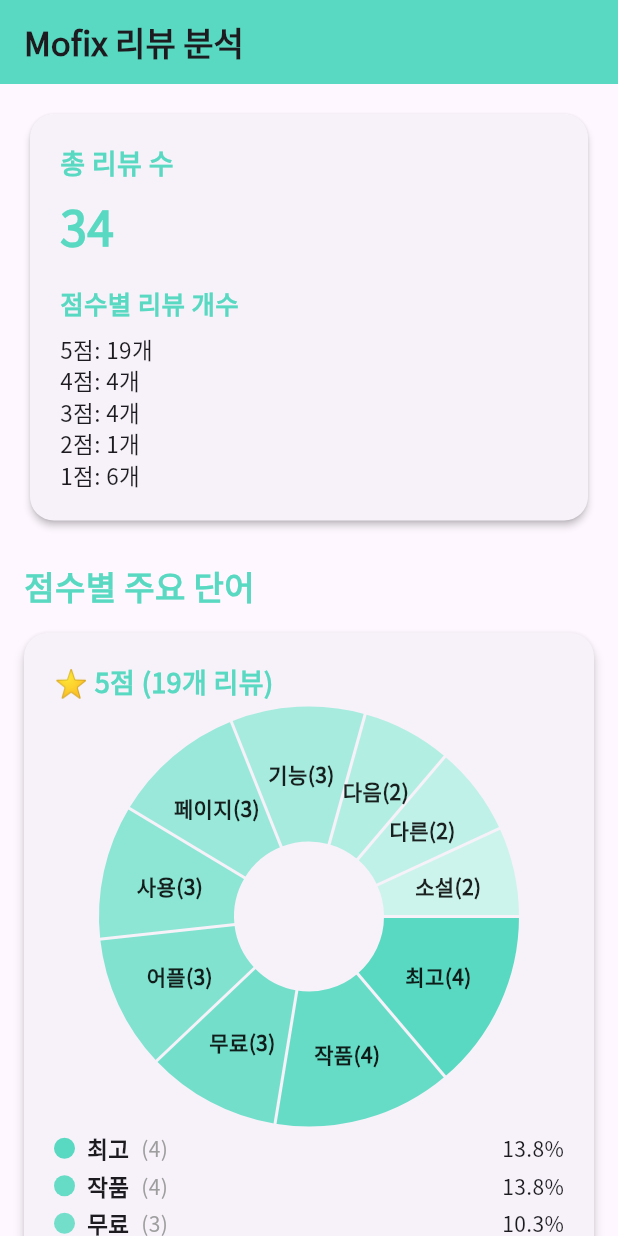
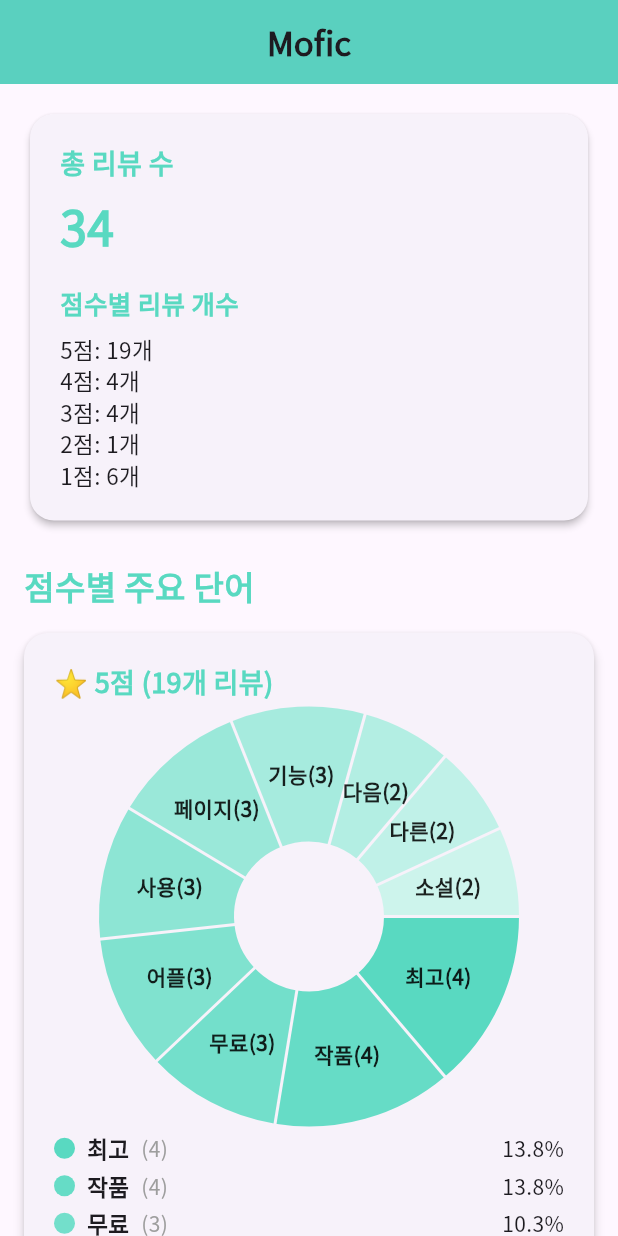
Before and after one commit to ayz1070/comment_analysis, a Flutter app: the screen it shows after launch, on a phone screen of 412 x 824 dp. Run offline on Flutter 3.47's test engine with Material 3 defaults, Android fonts, the phone set to English and light mode, and no system bars; drawn by our look-alikes of fl_chart; our stand-ins replace get, google_fonts.

Commit message:
[ui] 메인 페이지 ui 수정

```diff
--- /dev/null
+++ b/lib/core/app_colors.dart
@@ -0,0 +1,5 @@
+import 'package:flutter/material.dart';
+
+class AppColors {
+  static const Color main = Color(0xFF59D9C1);
+}
--- a/lib/presentation/page/home_page.dart
+++ b/lib/presentation/page/home_page.dart
@@ -1,105 +1,33 @@
-import 'package:fl_chart/fl_chart.dart';
 import 'package:flutter/material.dart';
 import 'package:get/get.dart';
 import 'package:google_fonts/google_fonts.dart';
-import '../../domain/entity/review_analysis_entity.dart';
 import '../controller/review_analysis_controller.dart';
-
-const Color mainColor = Color(0xFF59D9C1);
+import '../widget/primary_app_bar.dart';
+import '../widget/review_list_view.dart';
 
 /// 홈 화면: 리뷰 분석 결과 및 차트 페이지로 이동할 수 있는 기본 화면
 class HomePage extends StatelessWidget {
   const HomePage({super.key});
 
-  List<Color> getPieColors(int count) {
-    return List.generate(count, (i) {
-      final double t = i / (count == 1 ? 1 : (count - 1));
-      return Color.lerp(mainColor, Colors.white, t * 0.7)!;
-    });
-  }
-
-  Widget buildPieChart(List<WordFrequency> topWords) {
-    if (topWords.isEmpty) {
-      return const Text('데이터 없음');
-    }
-    final total = topWords.fold<int>(0, (sum, w) => sum + w.frequency);
-    final colors = getPieColors(topWords.length);
-    return SizedBox(
-      height: 260,
-      child: PieChart(
-        PieChartData(
-          sections: List.generate(topWords.length, (i) {
-            final w = topWords[i];
-            return PieChartSectionData(
-              value: w.frequency.toDouble(),
-              color: colors[i],
-              title: '${w.word}(${w.frequency})',
-              titleStyle: GoogleFonts.notoSansKr(fontSize: 14, fontWeight: FontWeight.w700, color: Colors.black87),
-              radius: 90,
-              showTitle: true,
-            );
-          }),
-          sectionsSpace: 2,
-          centerSpaceRadius: 50,
-          pieTouchData: PieTouchData(enabled: true),
-        ),
-        swapAnimationDuration: const Duration(milliseconds: 900),
-        swapAnimationCurve: Curves.easeInOutCubic,
-      ),
-    );
-  }
-
-  Widget buildWordList(List<WordFrequency> topWords) {
-    final total = topWords.fold<int>(0, (sum, w) => sum + w.frequency);
-    final colors = getPieColors(topWords.length);
-    return Column(
-      children: List.generate(topWords.length, (i) {
-        final w = topWords[i];
-        final percent = (w.frequency / total * 100).toStringAsFixed(1);
-        return Padding(
-          padding: const EdgeInsets.symmetric(vertical: 2),
-          child: Row(
-            children: [
-              Container(
-                width: 14,
-                height: 14,
-                decoration: BoxDecoration(
-                  color: colors[i],
-                  shape: BoxShape.circle,
-                ),
-              ),
-              const SizedBox(width: 8),
-              Text(
-                w.word,
-                style: GoogleFonts.notoSansKr(fontWeight: FontWeight.w600, fontSize: 15),
-              ),
-              const SizedBox(width: 8),
-              Text('(${w.frequency})', style: GoogleFonts.notoSansKr(color: Colors.grey, fontSize: 14)),
-              const Spacer(),
-              Text('$percent%', style: GoogleFonts.notoSansKr(fontWeight: FontWeight.w500, fontSize: 14)),
-            ],
-          ),
-        );
-      }),
-    );
-  }
-
-  List<MapEntry<int, ReviewScoreAnalysis>> getSortedScoreEntries(Map<int, ReviewScoreAnalysis> analysis) {
-    final entries = analysis.entries.toList();
-    entries.sort((a, b) => b.key.compareTo(a.key));
-    return entries;
-  }
+  static const double maxWidth = 420;
 
   @override
   Widget build(BuildContext context) {
-    // GetX 컨트롤러 DI (최초 1회만)
     Get.lazyPut<ReviewAnalysisController>(() => ReviewAnalysisController(Get.find()));
     return Scaffold(
-      appBar: AppBar(
-        title: Text('Mofix 리뷰 분석', style: GoogleFonts.notoSansKr(fontWeight: FontWeight.bold)),
-        backgroundColor: mainColor,
+      appBar: PreferredSize(
+        preferredSize: const Size.fromHeight(56),
+        child: Center(
+          child: ConstrainedBox(
+            constraints: const BoxConstraints(maxWidth: maxWidth),
+            child: const PrimaryAppBar(title: 'Mofic'),
           ),
-      body: GetX<ReviewAnalysisController>(
+        ),
+      ),
+      body: Center(
+        child: ConstrainedBox(
+          constraints: const BoxConstraints(maxWidth: maxWidth),
+          child: GetX<ReviewAnalysisController>(
             builder: (controller) {
               if (controller.isLoading.value) {
                 return const Center(child: CircularProgressIndicator());
@@ -111,63 +39,10 @@ class HomePage extends StatelessWidget {
               if (result == null) {
                 return const Center(child: Text('분석 결과가 없습니다.'));
               }
-          return ListView(
-            padding: const EdgeInsets.all(16),
-            children: [
-              Card(
-                elevation: 2,
-                shape: RoundedRectangleBorder(borderRadius: BorderRadius.circular(16)),
-                child: Padding(
-                  padding: const EdgeInsets.all(20),
-                  child: Column(
-                    crossAxisAlignment: CrossAxisAlignment.start,
-                    children: [
-                      Text('총 리뷰 수', style: GoogleFonts.notoSansKr(fontSize: 18, fontWeight: FontWeight.w700, color: mainColor)),
-                      const SizedBox(height: 6),
-                      Text('${result.totalReviews}',
-                          style: GoogleFonts.notoSansKr(fontSize: 32, fontWeight: FontWeight.bold, color: mainColor)),
-                      const SizedBox(height: 16),
-                      Text('점수별 리뷰 개수', style: GoogleFonts.notoSansKr(fontSize: 17, fontWeight: FontWeight.w600, color: mainColor)),
-                      const SizedBox(height: 8),
-                      ...((result.overallCounts.entries.toList()
-                        ..sort((a, b) => b.key.compareTo(a.key)))
-                      .map((e) =>
-                          Text('${e.key}점: ${e.value}개', style: GoogleFonts.notoSansKr(fontSize: 15)))),
-                    ],
+              return ReviewListView(result: result);
+            },
           ),
         ),
-              ),
-              const SizedBox(height: 24),
-              Text('점수별 주요 단어', style: GoogleFonts.notoSansKr(fontSize: 22, fontWeight: FontWeight.bold, color: mainColor)),
-              ...getSortedScoreEntries(result.analysis).map((entry) {
-                final score = entry.key;
-                final reviewCount = entry.value.reviewCount;
-                final topWords = entry.value.topWords;
-                return Card(
-                  margin: const EdgeInsets.symmetric(vertical: 16),
-                  elevation: 3,
-                  shape: RoundedRectangleBorder(borderRadius: BorderRadius.circular(16)),
-                  child: Padding(
-                    padding: const EdgeInsets.all(20),
-                    child: Column(
-                      crossAxisAlignment: CrossAxisAlignment.start,
-                      children: [
-                        Text(
-                          '⭐ $score점 (${reviewCount}개 리뷰)',
-                          style: GoogleFonts.notoSansKr(fontSize: 18, fontWeight: FontWeight.bold, color: mainColor),
-                        ),
-                        const SizedBox(height: 12),
-                        buildPieChart(topWords),
-                        const SizedBox(height: 12),
-                        buildWordList(topWords),
-                      ],
-                    ),
-                  ),
-                );
-              }),
-            ],
-          );
-        },
       ),
     );
   }
--- /dev/null
+++ b/lib/presentation/widget/primary_app_bar.dart
@@ -0,0 +1,30 @@
+import 'package:flutter/material.dart';
+import 'package:google_fonts/google_fonts.dart';
+import '../../core/app_colors.dart';
+
+class PrimaryAppBar extends StatelessWidget implements PreferredSizeWidget {
+  final String title;
+  final double maxWidth;
+  const PrimaryAppBar({super.key, required this.title, this.maxWidth = 420});
+
+  @override
+  Widget build(BuildContext context) {
+    return PreferredSize(
+      preferredSize: const Size.fromHeight(56),
+      child: Center(
+        child: ConstrainedBox(
+          constraints: BoxConstraints(maxWidth: maxWidth),
+          child: AppBar(
+            title: Text(title, style: GoogleFonts.notoSansKr(fontWeight: FontWeight.bold)),
+            backgroundColor: AppColors.main,
+            elevation: 2,
+            centerTitle: true,
+          ),
+        ),
+      ),
+    );
+  }
+
+  @override
+  Size get preferredSize => const Size.fromHeight(56);
+}
--- /dev/null
+++ b/lib/presentation/widget/review_analysis_card.dart
@@ -0,0 +1,38 @@
+import 'package:flutter/material.dart';
+import 'package:google_fonts/google_fonts.dart';
+import '../../domain/entity/review_analysis_entity.dart';
+import '../../core/app_colors.dart';
+import 'review_pie_chart.dart';
+import 'review_word_list.dart';
+
+class ReviewAnalysisCard extends StatelessWidget {
+  final int score;
+  final ReviewScoreAnalysis analysis;
+
+  const ReviewAnalysisCard({super.key, required this.score, required this.analysis});
+
+  @override
+  Widget build(BuildContext context) {
+    return Card(
+      margin: const EdgeInsets.symmetric(vertical: 16),
+      elevation: 3,
+      shape: RoundedRectangleBorder(borderRadius: BorderRadius.circular(16)),
+      child: Padding(
+        padding: const EdgeInsets.all(20),
+        child: Column(
+          crossAxisAlignment: CrossAxisAlignment.start,
+          children: [
+            Text(
+              '⭐ $score점 (${analysis.reviewCount}개 리뷰)',
+              style: GoogleFonts.notoSansKr(fontSize: 18, fontWeight: FontWeight.bold, color: AppColors.main),
+            ),
+            const SizedBox(height: 12),
+            ReviewPieChart(topWords: analysis.topWords),
+            const SizedBox(height: 12),
+            ReviewWordList(topWords: analysis.topWords),
+          ],
+        ),
+      ),
+    );
+  }
+}
--- /dev/null
+++ b/lib/presentation/widget/review_list_view.dart
@@ -0,0 +1,53 @@
+import 'package:flutter/material.dart';
+import 'package:google_fonts/google_fonts.dart';
+import '../../domain/entity/review_analysis_entity.dart';
+import '../../core/app_colors.dart';
+import 'review_analysis_card.dart';
+
+class ReviewListView extends StatelessWidget {
+  final ReviewAnalysisEntity result;
+  const ReviewListView({super.key, required this.result});
+
+  List<MapEntry<int, ReviewScoreAnalysis>> getSortedScoreEntries(Map<int, ReviewScoreAnalysis> analysis) {
+    final entries = analysis.entries.toList();
+    entries.sort((a, b) => b.key.compareTo(a.key));
+    return entries;
+  }
+
+  @override
+  Widget build(BuildContext context) {
+    return ListView(
+      padding: const EdgeInsets.all(16),
+      children: [
+        Card(
+          elevation: 2,
+          shape: RoundedRectangleBorder(borderRadius: BorderRadius.circular(16)),
+          child: Padding(
+            padding: const EdgeInsets.all(20),
+            child: Column(
+              crossAxisAlignment: CrossAxisAlignment.start,
+              children: [
+                Text('총 리뷰 수', style: GoogleFonts.notoSansKr(fontSize: 18, fontWeight: FontWeight.w700, color: AppColors.main)),
+                const SizedBox(height: 6),
+                Text('${result.totalReviews}',
+                    style: GoogleFonts.notoSansKr(fontSize: 32, fontWeight: FontWeight.bold, color: AppColors.main)),
+                const SizedBox(height: 16),
+                Text('점수별 리뷰 개수', style: GoogleFonts.notoSansKr(fontSize: 17, fontWeight: FontWeight.w600, color: AppColors.main)),
+                const SizedBox(height: 8),
+                ...((result.overallCounts.entries.toList()
+                  ..sort((a, b) => b.key.compareTo(a.key)))
+                .map((e) =>
+                    Text('${e.key}점: ${e.value}개', style: GoogleFonts.notoSansKr(fontSize: 15)))),
+              ],
+            ),
+          ),
+        ),
+        const SizedBox(height: 24),
+        Text('점수별 주요 단어', style: GoogleFonts.notoSansKr(fontSize: 22, fontWeight: FontWeight.bold, color: AppColors.main)),
+        ...getSortedScoreEntries(result.analysis).map((entry) {
+          return ReviewAnalysisCard(score: entry.key, analysis: entry.value);
+        }),
+      ],
+    );
+  }
+}
--- /dev/null
+++ b/lib/presentation/widget/review_pie_chart.dart
@@ -0,0 +1,51 @@
+import 'package:flutter/material.dart';
+import 'package:fl_chart/fl_chart.dart';
+import 'package:google_fonts/google_fonts.dart';
+import '../../domain/entity/review_analysis_entity.dart';
+import '../../core/app_colors.dart';
+
+class ReviewPieChart extends StatelessWidget {
+  final List<WordFrequency> topWords;
+  final double maxWidth;
+  const ReviewPieChart({super.key, required this.topWords, this.maxWidth = 420});
+
+  List<Color> getPieColors(int count) {
+    return List.generate(count, (i) {
+      final double t = i / (count == 1 ? 1 : (count - 1));
+      return Color.lerp(AppColors.main, Colors.white, t * 0.7)!;
+    });
+  }
+
+  @override
+  Widget build(BuildContext context) {
+    if (topWords.isEmpty) {
+      return const Text('데이터 없음');
+    }
+    final total = topWords.fold<int>(0, (sum, w) => sum + w.frequency);
+    final colors = getPieColors(topWords.length);
+    return SizedBox(
+      height: 260,
+      width: maxWidth,
+      child: PieChart(
+        PieChartData(
+          sections: List.generate(topWords.length, (i) {
+            final w = topWords[i];
+            return PieChartSectionData(
+              value: w.frequency.toDouble(),
+              color: colors[i],
+              title: '${w.word}(${w.frequency})',
+              titleStyle: GoogleFonts.notoSansKr(fontSize: 14, fontWeight: FontWeight.w700, color: Colors.black87),
+              radius: 90,
+              showTitle: true,
+            );
+          }),
+          sectionsSpace: 2,
+          centerSpaceRadius: 50,
+          pieTouchData: PieTouchData(enabled: true),
+        ),
+        swapAnimationDuration: const Duration(milliseconds: 900),
+        swapAnimationCurve: Curves.easeInOutCubic,
+      ),
+    );
+  }
+}
--- /dev/null
+++ b/lib/presentation/widget/review_word_list.dart
@@ -0,0 +1,53 @@
+import 'package:flutter/material.dart';
+import 'package:google_fonts/google_fonts.dart';
+import '../../domain/entity/review_analysis_entity.dart';
+import '../../core/app_colors.dart';
+
+class ReviewWordList extends StatelessWidget {
+  final List<WordFrequency> topWords;
+  final double maxWidth;
+  const ReviewWordList({super.key, required this.topWords, this.maxWidth = 420});
+
+  List<Color> getPieColors(int count) {
+    return List.generate(count, (i) {
+      final double t = i / (count == 1 ? 1 : (count - 1));
+      return Color.lerp(AppColors.main, Colors.white, t * 0.7)!;
+    });
+  }
+
+  @override
+  Widget build(BuildContext context) {
+    final total = topWords.fold<int>(0, (sum, w) => sum + w.frequency);
+    final colors = getPieColors(topWords.length);
+    return Column(
+      children: List.generate(topWords.length, (i) {
+        final w = topWords[i];
+        final percent = (w.frequency / total * 100).toStringAsFixed(1);
+        return Padding(
+          padding: const EdgeInsets.symmetric(vertical: 2),
+          child: Row(
+            children: [
+              Container(
+                width: 14,
+                height: 14,
+                decoration: BoxDecoration(
+                  color: colors[i],
+                  shape: BoxShape.circle,
+                ),
+              ),
+              const SizedBox(width: 8),
+              Text(
+                w.word,
+                style: GoogleFonts.notoSansKr(fontWeight: FontWeight.w600, fontSize: 15),
+              ),
+              const SizedBox(width: 8),
+              Text('(${w.frequency})', style: GoogleFonts.notoSansKr(color: Colors.grey, fontSize: 14)),
+              const Spacer(),
+              Text('$percent%', style: GoogleFonts.notoSansKr(fontWeight: FontWeight.w500, fontSize: 14)),
+            ],
+          ),
+        );
+      }),
+    );
+  }
+}
```
Lines whose indentation alone changed are shown as unchanged.
